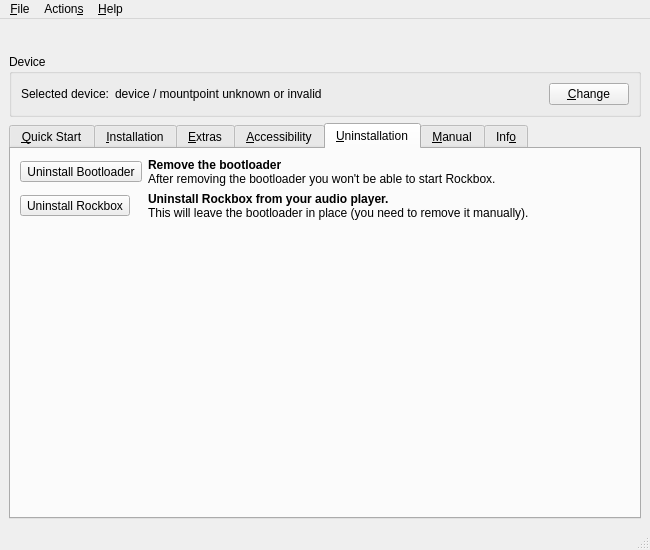
This is rbutil/rbutilqt/rbutilqtfrm.ui in Rockbox/rockbox as Qt 5 draws it before an edit. The edited form follows.
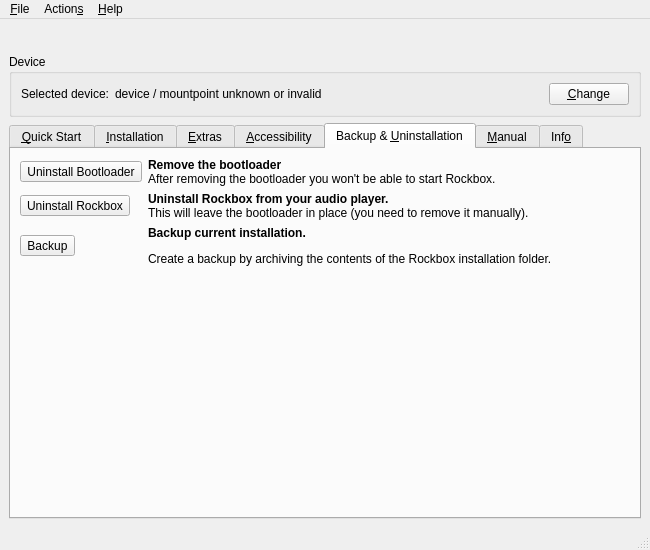
This is the edited form. The open tabs and pages were chosen to show the change. Icons and pictures are not drawn.

Commit message: Create dedicated backup dialog.

What changed in the file:
```diff
--- a/rbutil/rbutilqt/rbutilqtfrm.ui
+++ b/rbutil/rbutilqt/rbutilqtfrm.ui
@@ -549,12 +549,12 @@
       </widget>
       <widget class="QWidget" name="uninstall">
        <attribute name="title">
-        <string>&amp;Uninstallation</string>
+        <string>Backup &amp;&amp; &amp;Uninstallation</string>
        </attribute>
        <attribute name="toolTip">
         <string>Uninstall Rockbox</string>
        </attribute>
-       <layout class="QGridLayout">
+       <layout class="QGridLayout" name="gridLayout_2">
         <item row="0" column="0">
          <widget class="QToolButton" name="buttonRemoveBootloader">
           <property name="text">
@@ -616,19 +616,36 @@
          </widget>
         </item>
         <item row="2" column="0">
-         <spacer>
-          <property name="orientation">
-           <enum>Qt::Vertical</enum>
+         <widget class="QToolButton" name="buttonBackup">
+          <property name="text">
+           <string>Backup</string>
           </property>
-          <property name="sizeHint" stdset="0">
+          <property name="icon">
+           <iconset resource="rbutilqt.qrc">
+            <normaloff>:/icons/package-x-generic.png</normaloff>:/icons/package-x-generic.png</iconset>
+          </property>
+          <property name="iconSize">
            <size>
-            <width>20</width>
-            <height>40</height>
+            <width>56</width>
+            <height>46</height>
            </size>
           </property>
-         </spacer>
+         </widget>
         </item>
         <item row="2" column="1">
+         <widget class="QLabel" name="labelBackup">
+          <property name="text">
+           <string>&lt;html&gt;&lt;head/&gt;&lt;body&gt;&lt;p&gt;&lt;span style=&quot; font-weight:600;&quot;&gt;Backup current installation.&lt;/span&gt;&lt;/p&gt;&lt;p&gt;Create a backup by archiving the contents of the Rockbox installation folder.&lt;/p&gt;&lt;/body&gt;&lt;/html&gt;</string>
+          </property>
+          <property name="alignment">
+           <set>Qt::AlignLeading|Qt::AlignLeft|Qt::AlignVCenter</set>
+          </property>
+          <property name="wordWrap">
+           <bool>true</bool>
+          </property>
+         </widget>
+        </item>
+        <item row="3" column="0">
          <spacer>
           <property name="orientation">
            <enum>Qt::Vertical</enum>
```
Left out of the diff: 3 changed lines with no effect on the pictures. The commit also changes 9 other files.
